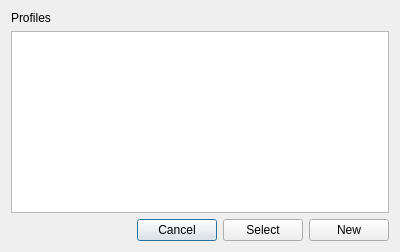
This is application/dialogs/ui/MakeSelDlg.ui in noaa-afsc-mace/SEBASTES as Qt 5 draws it before an edit. The edited form follows.
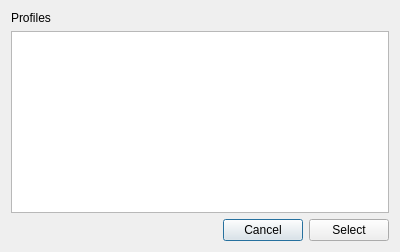
This is the edited form.

The edit to the form file:
```diff
--- a/application/dialogs/ui/MakeSelDlg.ui
+++ b/application/dialogs/ui/MakeSelDlg.ui
@@ -56,13 +56,6 @@
        </property>
       </widget>
      </item>
-     <item>
-      <widget class="QPushButton" name="newBtn">
-       <property name="text">
-        <string>New</string>
-       </property>
-      </widget>
-     </item>
     </layout>
    </item>
   </layout>
```
